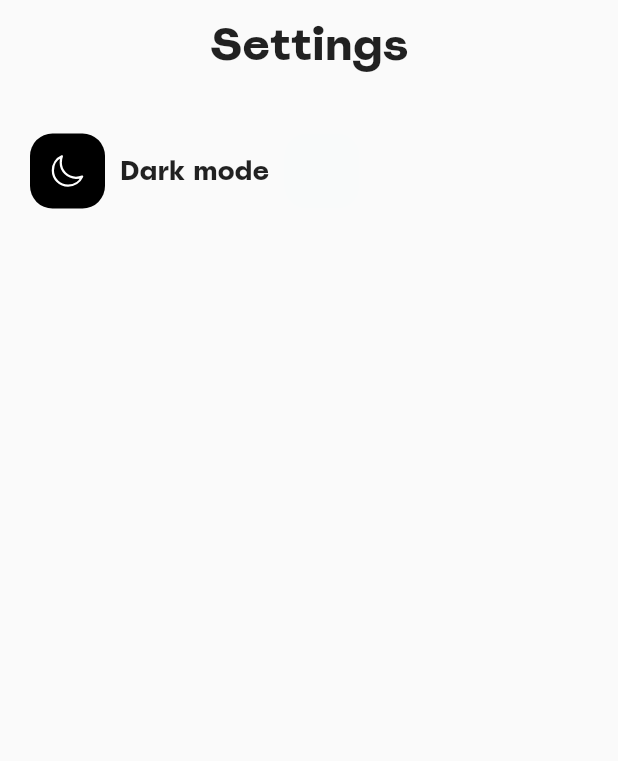
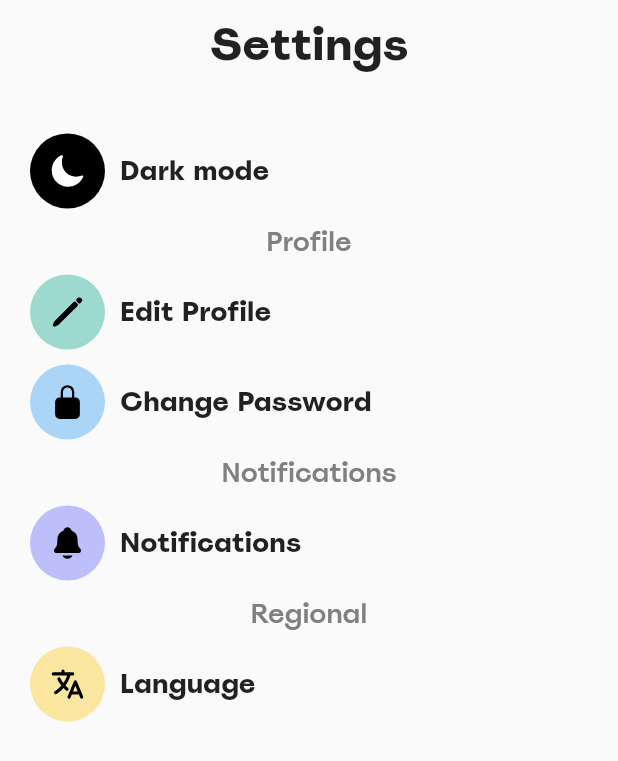
Before and after one commit to mykolaterianyk/settings_screen, a Flutter app: the screen it shows after launch, on a phone screen of 412 x 824 dp. Shown: the top 761 px of the screen. Run offline on Flutter 3.47's test engine with Material 2 defaults, Android fonts, the phone set to English and light mode, and no system bars; our stand-ins replace ionicons; project files that could hold a hidden picture were left out.

Commit message:
UI design

```diff
--- a/lib/screens/settings_screen.dart
+++ b/lib/screens/settings_screen.dart
@@ -1,6 +1,7 @@
 import 'package:flutter/cupertino.dart';
 import 'package:flutter/material.dart';
 import 'package:ionicons/ionicons.dart';
+import 'package:settings_screen/widgets/settings_tile.dart';
 
 class SettingsScreen extends StatefulWidget {
   const SettingsScreen({Key? key}) : super(key: key);
@@ -17,8 +18,8 @@ class _SettingsScreenState extends State<SettingsScreen> {
       child: Padding(
         padding: const EdgeInsets.symmetric(horizontal: 20, vertical: 10),
         child: Column(
-          children: [
-           const Text(
+          children: const [
+           Text(
               "Settings",
               style: TextStyle(
               fontFamily: 'Spoof',
@@ -26,39 +27,63 @@ class _SettingsScreenState extends State<SettingsScreen> {
               fontWeight: FontWeight.bold
             ),
             ),
-            const SizedBox(height: 40,),
-            Row(
-              children: [
-                Container(
-                  width: 50,
-                  height: 50,
-                  decoration: BoxDecoration(
-                    borderRadius: BorderRadius.circular(15),
+            SizedBox(height: 40,),
+            SettingsTile(
                 color: Colors.black,
+                icon: Ionicons.moon,
+                title: 'Dark mode',
+                iconColor: Colors.white,
             ),
-                  child: const Icon(
-                    Ionicons.moon_outline,
-                    color: Colors.white,),
-                ),
-                const SizedBox(width: 10),
-                Text("Dark mode",
+            SizedBox(height: 10,),
+            Text("Profile",
               style: TextStyle(
               fontFamily: 'Spoof',
                 fontSize: 18,
-                  fontWeight: FontWeight.bold
+                color: Color.fromARGB(255, 128, 128, 128)
+            ),),
+            SizedBox(height: 10,),
+            SettingsTile(
+                color: Color.fromARGB(100, 12, 167, 137),
+                icon: Ionicons.pencil,
+                title: 'Edit Profile',
+                iconColor: Colors.black,
             ),
+            SizedBox(height: 10,),
+            SettingsTile(
+                color: Color.fromARGB(100, 45, 155, 240),
+                icon: Ionicons.lock_closed,
+                title: 'Change Password',
+                iconColor: Colors.black,
             ),
-                const SizedBox(width: 10),
-                Container(
-                  width: 50,
-                  height: 50,
-                  decoration: BoxDecoration(
-                    color: Color.fromARGB(1, 12, 167, 137),
-                    borderRadius: BorderRadius.circular(15),
+            SizedBox(height: 10,),
+            Text("Notifications",
+              style: TextStyle(
+                  fontFamily: 'Spoof',
+                  fontSize: 18,
+                  color: Color.fromARGB(255, 128, 128, 128)
+              ),),
+            SizedBox(height: 10,),
+            SettingsTile(
+                color: Color.fromARGB(100, 95, 99, 251),
+                icon: Ionicons.notifications,
+                title: 'Notifications',
+                iconColor: Colors.black ,
             ),
-                )
-              ],
+            SizedBox(height: 10,),
+            Text("Regional",
+              style: TextStyle(
+                  fontFamily: 'Spoof',
+                  fontSize: 18,
+                  color: Color.fromARGB(255, 128, 128, 128)
+              ),),
+            SizedBox(height: 10,),
+            SettingsTile(
+                color: Color.fromARGB(100, 250, 199, 16),
+                icon: Ionicons.language,
+                title: 'Language',
+                iconColor: Colors.black,
             ),
+            SizedBox(height: 10,),
           ],
         ),
       ),
--- /dev/null
+++ b/lib/widgets/settings_tile.dart
@@ -0,0 +1,45 @@
+import 'package:flutter/cupertino.dart';
+import 'package:flutter/material.dart';
+
+class SettingsTile extends StatelessWidget {
+  final Color color;
+  final IconData icon;
+  final Color iconColor;
+  final String title;
+  const SettingsTile({
+    Key? key,
+    required this.color,
+    required this.icon,
+    required this.title,
+    required this.iconColor,
+  }) : super(key: key);
+
+  @override
+  Widget build(BuildContext context) {
+    return      Row(
+      children: [
+        Container(
+          width: 50,
+          height: 50,
+          decoration: BoxDecoration(
+            borderRadius: BorderRadius.circular(50),
+            color: color,
+          ),
+          child: Icon(
+           icon,
+            color: iconColor,),
+        ),
+        const SizedBox(width: 10),
+        Text(title,
+          style: const TextStyle(
+              fontFamily: 'Spoof',
+              fontSize: 18,
+              fontWeight: FontWeight.bold
+          ),
+        ),
+        const SizedBox(width: 10),
+        const Spacer(),
+      ],
+    );
+  }
+}
```
Lines whose indentation alone changed are shown as unchanged.
